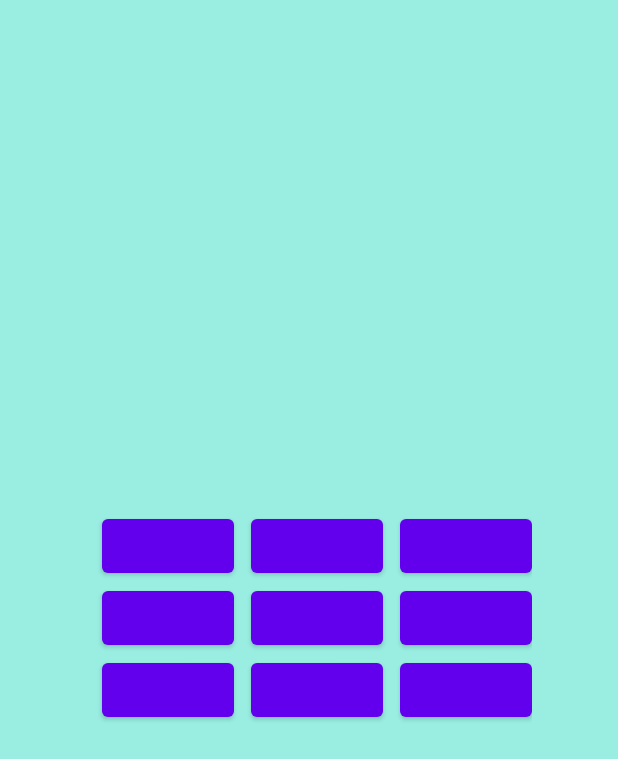
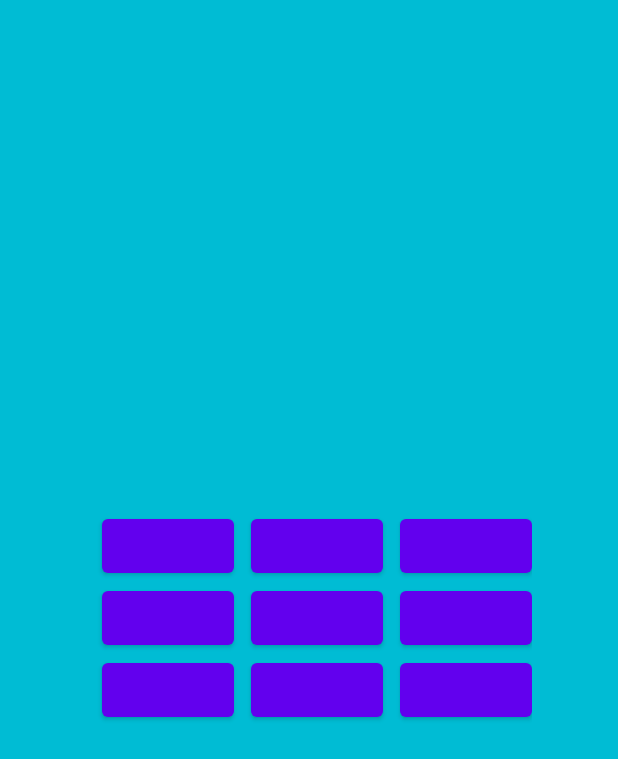
Before and after one commit to rockysushant/Tic_Tak_Toe, an Android app: the screen it shows after launch (MainActivity), on a phone screen of 412 x 824 dp. Shown: the top 759 px of the screen. Run offline under Robolectric (Android 15) with nearby library versions, the phone set to English and light mode, and no system bars; plain views replace lottie.

Commit message:
Fifth  Push

```diff
--- a/app/src/main/java/com/example/myapplication/logo.java
+++ b/app/src/main/java/com/example/myapplication/logo.java
@@ -23,7 +23,7 @@ public class logo extends AppCompatActivity {
                                             startActivity(intent);
                                             finish();
                                         }
-                                    },2000);
+                                    },3500);
 
 
 
--- a/app/src/main/res/layout/activity_main.xml
+++ b/app/src/main/res/layout/activity_main.xml
@@ -5,11 +5,10 @@
     xmlns:tools="http://schemas.android.com/tools"
     android:layout_width="match_parent"
     android:layout_height="match_parent"
-    android:background="#99EDE1"
     android:gravity="center"
+    android:background="#00BCD4"
     tools:context=".MainActivity">
 
-<!--    <hero.lottie-->
 
     <GridLayout
         android:layout_width="wrap_content"
```
